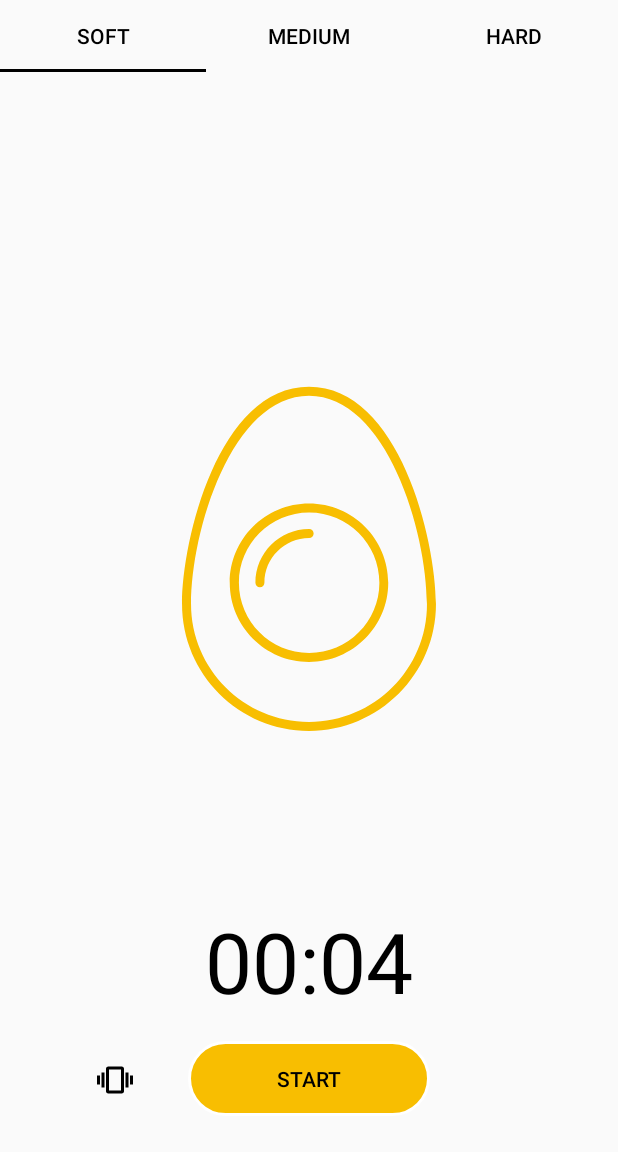
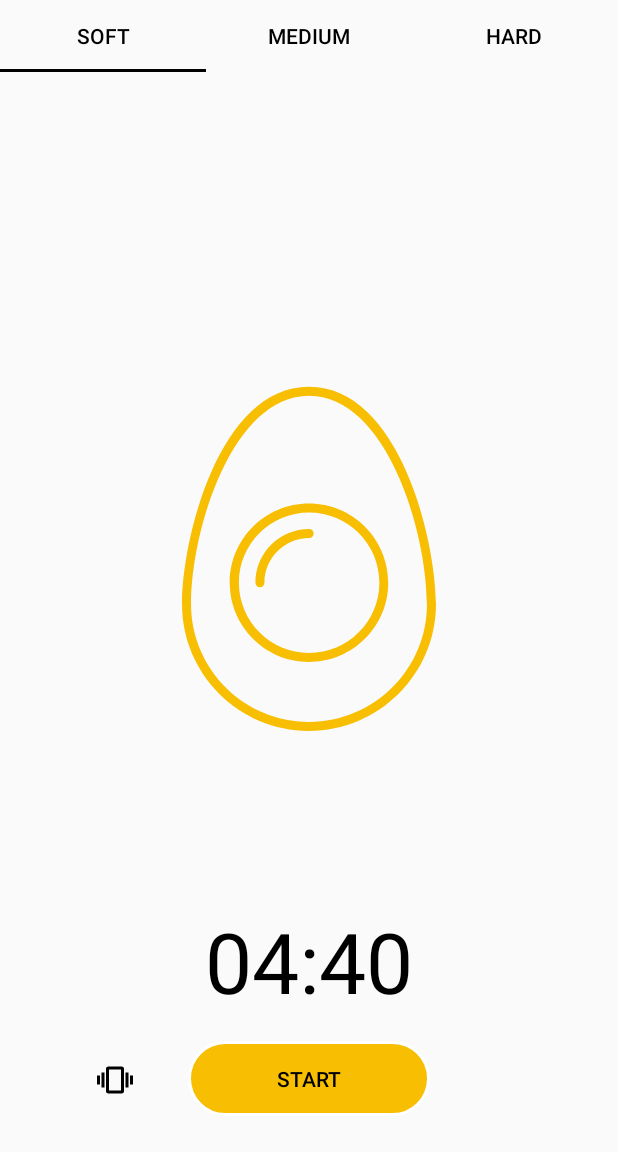
Before and after one commit to eliseevavika/EggTimer, an Android app: the screen it shows after launch (MainActivity), after a tap on "STOP", on a phone screen of 412 x 824 dp. Shown: the top 1152 px of the screen. Run offline under Robolectric (Android 15) with nearby library versions, the phone set to English and light mode, and no system bars; 2 other taps on this screen came first.

Commit message:
change soft tab timer time

```diff
--- a/app/src/main/java/com/example/eggtimer/MainActivity.java
+++ b/app/src/main/java/com/example/eggtimer/MainActivity.java
@@ -44,7 +44,7 @@ public class MainActivity extends AppCompatActivity {
 
     private List<TimerTab> timerTabs = new ArrayList() {
         {
-            add(new TimerTab(R.string.tab_title_soft, R.drawable.ic_new_layer1, TimeUnit.SECONDS.toMillis(4)));
+            add(new TimerTab(R.string.tab_title_soft, R.drawable.ic_new_layer1, TimeUnit.MINUTES.toMillis(4) + TimeUnit.SECONDS.toMillis(40)));
             add(new TimerTab(R.string.tab_title_medium, R.drawable.ic_new_layer2, TimeUnit.MINUTES.toMillis(5) + TimeUnit.SECONDS.toMillis(40)));
             add(new TimerTab(R.string.tab_title_hard, R.drawable.ic_new_layer3, TimeUnit.MINUTES.toMillis(9) + TimeUnit.SECONDS.toMillis(40)));
         }
```
